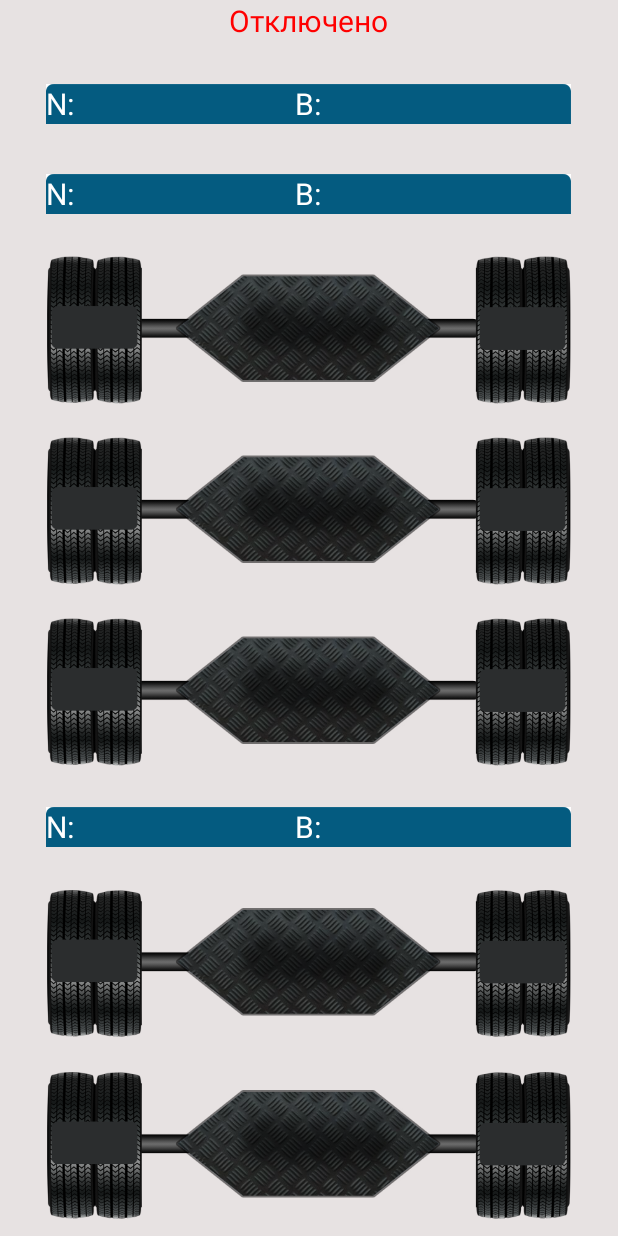
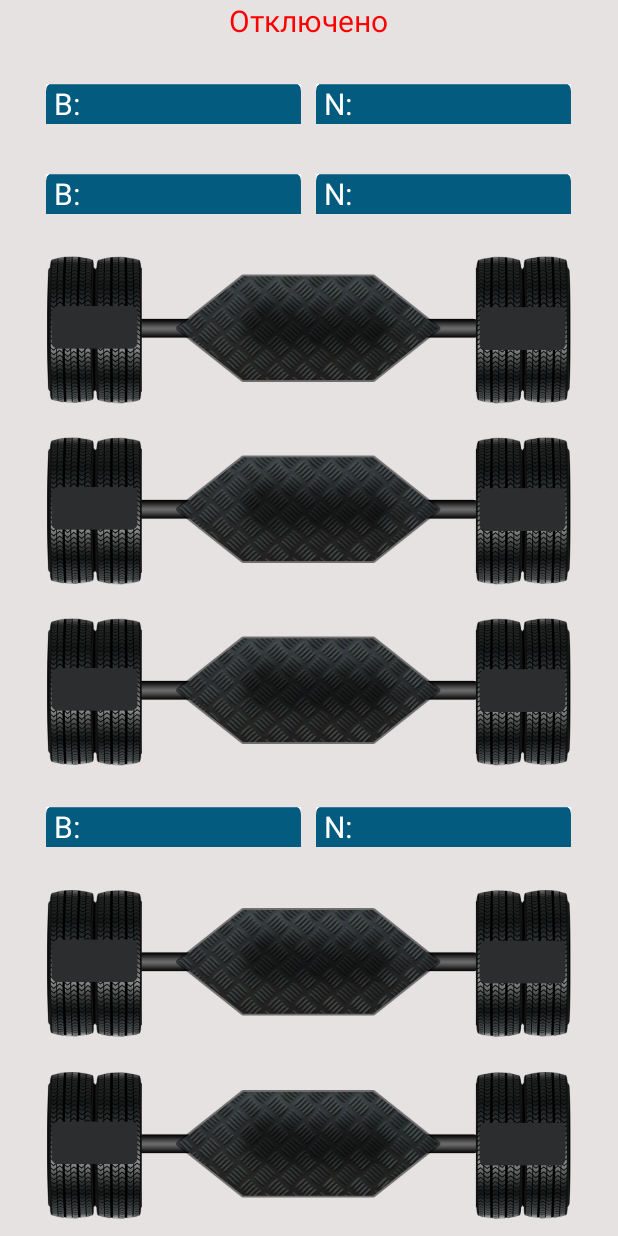
Before and after one commit to zadimx/WifiApp, an Android app: the screen it shows after launch (ViewAxisActivity), on a phone screen of 412 x 824 dp. Run offline under Robolectric (Android 15) with nearby library versions, the phone set to English and light mode, and no system bars.

Commit message:
Normal release!

```diff
--- a/app/src/main/java/my/navareno/max/wifiapp/ViewAxisActivity.java
+++ b/app/src/main/java/my/navareno/max/wifiapp/ViewAxisActivity.java
@@ -29,8 +29,10 @@ public class ViewAxisActivity extends AppCompatActivity {
     private final int absoluteZeroTruck=3950;
     private final int weightTrailer=5620;
     private final int absoluteZeroTrailer=2400;
+    private final int weightTrailerNotAxis=105;
     private final double coeffTruck=2.055;
-    private final double coeffTrailer=2.125;
+    private final double coeffTrailer=3.11894;
+    private final double coeffTrailerAxis=2.1666;
 
     private Thread thread;
     private Thread thread1;
@@ -221,22 +223,22 @@ public class ViewAxisActivity extends AppCompatActivity {
                                 }
                                 if (weightNumberSensor == 7) {
                                     sumAxis[weightNumberSensor-1]=weightData;
-                                    weightData=(int)(weightData*coeffTrailer);
+                                    weightData=(int)(weightData*coeffTrailerAxis+weightTrailerNotAxis);
                                     viewAxisLeft4.setText(weightData+"");
                                 }
                                 if (weightNumberSensor == 8) {
                                     sumAxis[weightNumberSensor-1]=weightData;
-                                    weightData=(int)(weightData*coeffTrailer);
+                                    weightData=(int)(weightData*coeffTrailerAxis+weightTrailerNotAxis);
                                     viewAxisRight4.setText(weightData+"");
                                 }
                                 if (weightNumberSensor == 9) {
                                     sumAxis[weightNumberSensor-1]=weightData;
-                                    weightData=(int)(weightData*coeffTrailer);
+                                    weightData=(int)(weightData*coeffTrailerAxis+weightTrailerNotAxis);
                                     viewAxisLeft5.setText(weightData+"");
                                 }
                                 if (weightNumberSensor == 10) {
                                     sumAxis[weightNumberSensor-1]=weightData;
-                                    weightData=(int)(weightData*coeffTrailer);
+                                    weightData=(int)(weightData*coeffTrailerAxis+weightTrailerNotAxis);
                                     viewAxisRight5.setText(weightData+"");
                                 }
                         if (sumAxis[0] != 0 && sumAxis[1] != 0) {
@@ -249,10 +251,10 @@ public class ViewAxisActivity extends AppCompatActivity {
                             viewAxisSum3.setText(sumAxis[4]+sumAxis[5]+"");
                         }
                         if (sumAxis[6] != 0 && sumAxis[7] != 0) {
-                            viewAxisSum4.setText((int)((sumAxis[6]+sumAxis[7]+1200)*coeffTrailer)+"");
+                            viewAxisSum4.setText((int)((sumAxis[6]+sumAxis[7])*coeffTrailerAxis)+(weightTrailerNotAxis*2)+"");
                         }
                         if (sumAxis[8] != 0 && sumAxis[9] != 0) {
-                            viewAxisSum5.setText((int)((sumAxis[6]+sumAxis[7]+1200)*coeffTrailer)+"");
+                            viewAxisSum5.setText((int)((sumAxis[6]+sumAxis[7])*coeffTrailerAxis)+(weightTrailerNotAxis*2)+"");
                         }
 
                         if (sumAxis[2] != 0 && sumAxis[3] != 0 && sumAxis[4] != 0 && sumAxis[5] != 0) {
--- a/app/src/main/res/layout/activity_view_axis.xml
+++ b/app/src/main/res/layout/activity_view_axis.xml
@@ -22,6 +22,34 @@
         android:layout_width="@dimen/size_axis"
         android:layout_height="0dp"
         android:layout_gravity="center_horizontal">
+        <RelativeLayout
+            android:layout_width="170dp"
+            android:layout_height="wrap_content">
+            <ImageView
+                android:layout_width="wrap_content"
+                android:layout_height="wrap_content"
+                app:srcCompat="@drawable/v2"/>
+            <TextView
+                android:id="@+id/weightAllTextB"
+                android:layout_width="wrap_content"
+                android:layout_height="wrap_content"
+                android:layout_centerVertical="true"
+                android:paddingLeft="@dimen/pad_axis_sum"
+                android:textSize="@dimen/size_text_axis_one"
+                android:textColor="@color/white"/>
+            <TextView
+                android:layout_width="wrap_content"
+                android:layout_height="wrap_content"
+                android:layout_centerVertical="true"
+                android:paddingLeft="@dimen/pad_axis_sum_label"
+                android:text="B:"
+                android:textSize="@dimen/size_text_axis_one"
+                android:textColor="@color/white"/>
+        </RelativeLayout>
+    <RelativeLayout
+        android:layout_width="170dp"
+        android:layout_height="wrap_content"
+        android:layout_alignParentRight="true">
         <ImageView
             android:layout_width="wrap_content"
             android:layout_height="wrap_content"
@@ -31,7 +59,7 @@
             android:layout_height="wrap_content"
             android:layout_centerVertical="true"
             android:text="N:"
-            android:layout_alignParentLeft="true"
+            android:paddingLeft="@dimen/pad_axis_sum_label"
             android:textSize="@dimen/size_text_axis_one"
             android:textColor="@color/white"/>
         <TextView
@@ -39,27 +67,10 @@
             android:layout_width="wrap_content"
             android:layout_height="wrap_content"
             android:layout_centerVertical="true"
-            android:layout_alignParentLeft="true"
             android:paddingLeft="@dimen/pad_axis_sum"
             android:textSize="@dimen/size_text_axis_one"
             android:textColor="@color/white"/>
-        <TextView
-            android:id="@+id/weightAllTextB"
-            android:layout_width="wrap_content"
-            android:layout_height="wrap_content"
-            android:layout_centerVertical="true"
-            android:paddingRight="@dimen/pad_axis_sum"
-            android:layout_alignParentRight="true"
-            android:textSize="@dimen/size_text_axis_one"
-            android:textColor="@color/white"/>
-        <TextView
-            android:layout_width="wrap_content"
-            android:layout_height="wrap_content"
-            android:layout_centerVertical="true"
-            android:text="B:"
-            android:layout_centerInParent="true"
-            android:textSize="@dimen/size_text_axis_one"
-            android:textColor="@color/white"/>
+    </RelativeLayout>
     </RelativeLayout>
 
     <RelativeLayout
@@ -68,6 +79,34 @@
         android:layout_width="@dimen/size_axis"
         android:layout_height="0dp"
         android:layout_gravity="center_horizontal">
+        <RelativeLayout
+            android:layout_width="170dp"
+            android:layout_height="wrap_content">
+            <ImageView
+                android:layout_width="wrap_content"
+                android:layout_height="wrap_content"
+                app:srcCompat="@drawable/v2"/>
+            <TextView
+                android:id="@+id/weightTruckTextB"
+                android:layout_width="wrap_content"
+                android:layout_height="wrap_content"
+                android:layout_centerVertical="true"
+                android:paddingLeft="@dimen/pad_axis_sum"
+                android:textSize="@dimen/size_text_axis_one"
+                android:textColor="@color/white"/>
+            <TextView
+                android:layout_width="wrap_content"
+                android:layout_height="wrap_content"
+                android:layout_centerVertical="true"
+                android:paddingLeft="@dimen/pad_axis_sum_label"
+                android:text="B:"
+                android:textSize="@dimen/size_text_axis_one"
+                android:textColor="@color/white"/>
+        </RelativeLayout>
+        <RelativeLayout
+            android:layout_width="170dp"
+            android:layout_height="wrap_content"
+            android:layout_alignParentRight="true">
             <ImageView
                 android:layout_width="wrap_content"
                 android:layout_height="wrap_content"
@@ -77,7 +116,7 @@
                 android:layout_height="wrap_content"
                 android:layout_centerVertical="true"
                 android:text="N:"
-            android:layout_alignParentLeft="true"
+                android:paddingLeft="@dimen/pad_axis_sum_label"
                 android:textSize="@dimen/size_text_axis_one"
                 android:textColor="@color/white"/>
             <TextView
@@ -85,27 +124,10 @@
                 android:layout_width="wrap_content"
                 android:layout_height="wrap_content"
                 android:layout_centerVertical="true"
-            android:layout_alignParentLeft="true"
                 android:paddingLeft="@dimen/pad_axis_sum"
                 android:textSize="@dimen/size_text_axis_one"
                 android:textColor="@color/white"/>
-        <TextView
-            android:id="@+id/weightTruckTextB"
-            android:layout_width="wrap_content"
-            android:layout_height="wrap_content"
-            android:layout_centerVertical="true"
-            android:layout_alignParentRight="true"
-            android:paddingRight="@dimen/pad_axis_sum"
-            android:textSize="@dimen/size_text_axis_one"
-            android:textColor="@color/white"/>
-        <TextView
-            android:layout_width="wrap_content"
-            android:layout_height="wrap_content"
-            android:layout_centerVertical="true"
-            android:text="B:"
-            android:layout_centerInParent="true"
-            android:textSize="@dimen/size_text_axis_one"
-            android:textColor="@color/white"/>
+        </RelativeLayout>
     </RelativeLayout>
     <RelativeLayout
         android:id="@+id/axis_1"
@@ -228,6 +250,34 @@
         android:layout_width="@dimen/size_axis"
         android:layout_height="0dp"
         android:layout_gravity="center_horizontal">
+        <RelativeLayout
+            android:layout_width="170dp"
+            android:layout_height="wrap_content">
+            <ImageView
+                android:layout_width="wrap_content"
+                android:layout_height="wrap_content"
+                app:srcCompat="@drawable/v2"/>
+            <TextView
+                android:id="@+id/weightTrailerTextB"
+                android:layout_width="wrap_content"
+                android:layout_height="wrap_content"
+                android:layout_centerVertical="true"
+                android:paddingLeft="@dimen/pad_axis_sum"
+                android:textSize="@dimen/size_text_axis_one"
+                android:textColor="@color/white"/>
+            <TextView
+                android:layout_width="wrap_content"
+                android:layout_height="wrap_content"
+                android:layout_centerVertical="true"
+                android:paddingLeft="@dimen/pad_axis_sum_label"
+                android:text="B:"
+                android:textSize="@dimen/size_text_axis_one"
+                android:textColor="@color/white"/>
+        </RelativeLayout>
+        <RelativeLayout
+            android:layout_width="170dp"
+            android:layout_height="wrap_content"
+            android:layout_alignParentRight="true">
             <ImageView
                 android:layout_width="wrap_content"
                 android:layout_height="wrap_content"
@@ -237,7 +287,7 @@
                 android:layout_height="wrap_content"
                 android:layout_centerVertical="true"
                 android:text="N:"
-            android:layout_alignParentLeft="true"
+                android:paddingLeft="@dimen/pad_axis_sum_label"
                 android:textSize="@dimen/size_text_axis_one"
                 android:textColor="@color/white"/>
             <TextView
@@ -245,27 +295,10 @@
                 android:layout_width="wrap_content"
                 android:layout_height="wrap_content"
                 android:layout_centerVertical="true"
-            android:layout_alignParentLeft="true"
                 android:paddingLeft="@dimen/pad_axis_sum"
                 android:textSize="@dimen/size_text_axis_one"
                 android:textColor="@color/white"/>
-        <TextView
-            android:id="@+id/weightTrailerTextB"
-            android:layout_width="wrap_content"
-            android:layout_height="wrap_content"
-            android:layout_centerVertical="true"
-            android:layout_alignParentRight="true"
-            android:paddingRight="@dimen/pad_axis_sum"
-            android:textSize="@dimen/size_text_axis_one"
-            android:textColor="@color/white"/>
-        <TextView
-            android:layout_width="wrap_content"
-            android:layout_height="wrap_content"
-            android:layout_centerVertical="true"
-            android:text="B:"
-            android:layout_centerInParent="true"
-            android:textSize="@dimen/size_text_axis_one"
-            android:textColor="@color/white"/>
+        </RelativeLayout>
     </RelativeLayout>
     <RelativeLayout
         android:id="@+id/axis_4"
--- a/app/src/main/res/values/dimens.xml
+++ b/app/src/main/res/values/dimens.xml
@@ -2,7 +2,8 @@
 <resources>
     <dimen name="size_axis">350dp</dimen>
     <dimen name="pad_axis">10dp</dimen>
-    <dimen name="pad_axis_sum">40dp</dimen>
+    <dimen name="pad_axis_sum_label">5dp</dimen>
+    <dimen name="pad_axis_sum">30dp</dimen>
     <dimen name="size_text_axis_one">20dp</dimen>
     <dimen name="size_axis_sum">35sp</dimen>
 </resources>
```
Also changed, not shown: app/src/main/res/drawable/v2.png. Lines whose indentation alone changed are shown as unchanged.
